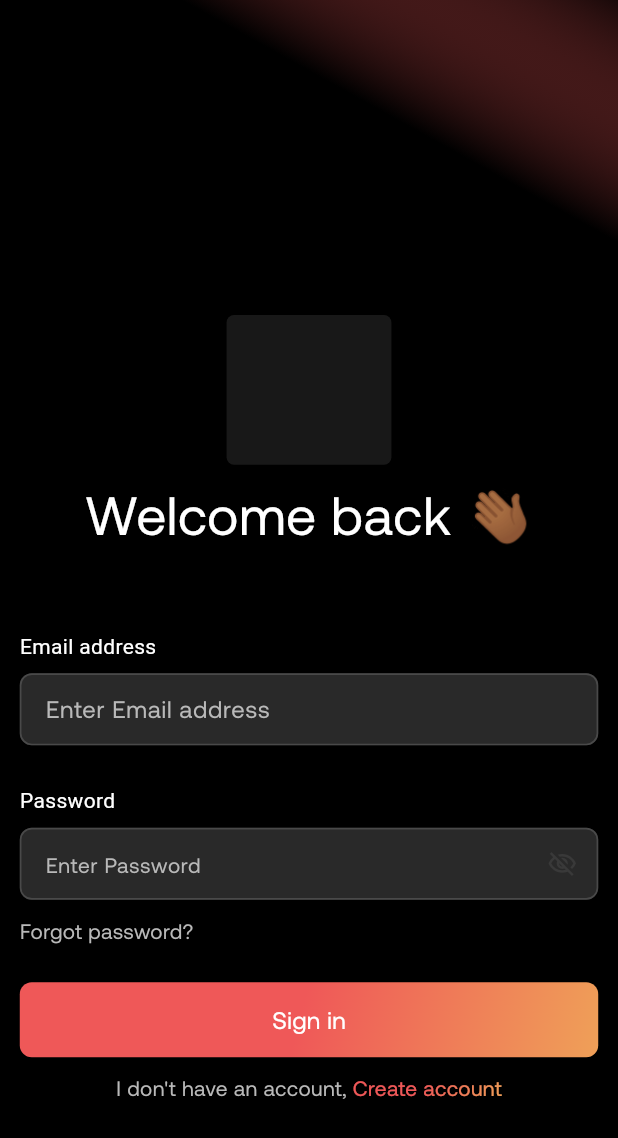
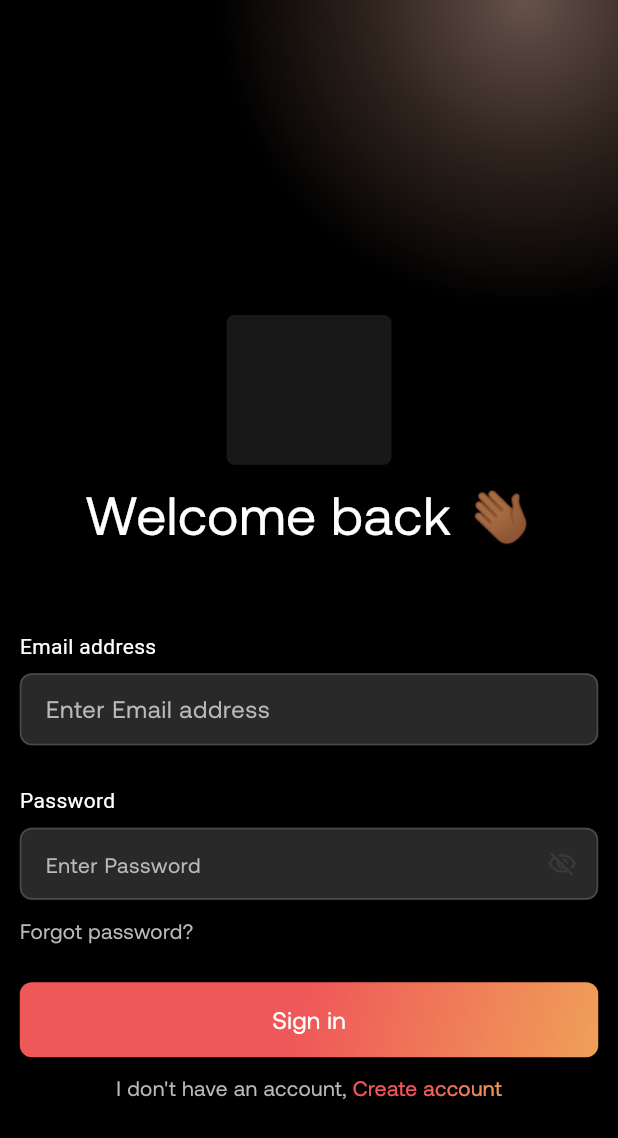
Before and after one commit to Scientist265/softWeb_interview, a Flutter app: the screen it shows after launch, on a phone screen of 412 x 824 dp. Shown: the top 1138 px of the screen. Run offline on Flutter 3.47's test engine with Material 3 defaults, Android fonts, the phone set to English and light mode, and no system bars; our stand-ins replace flutter_riverpod, flutter_screenutil, fluttertoast, google_fonts, hexcolor, pinput; missing offline and left inert: ficonsax.

Commit message:
Feat: Updated

```diff
--- a/lib/app/background_container.dart
+++ b/lib/app/background_container.dart
@@ -1,4 +1,5 @@
 import 'package:flutter/material.dart';
+import 'package:hexcolor/hexcolor.dart';
 import '../common/sizing.dart';
 import '../core/config/theme/colors.dart';
 
@@ -12,13 +13,15 @@ class BackgroundContainer extends StatelessWidget {
       height: height * 0.9,
       width: width,
       decoration: BoxDecoration(
-        gradient: LinearGradient(
-          begin: Alignment.topRight,
-          end: Alignment.center,
+        gradient: RadialGradient(
+          radius: 0.5,
+          center: const Alignment(.7, -1.0),
+          // begin: Alignment.topRight,
+          // end: Alignment.center,
           colors: [
-            AppColors.cardGradintColorTwo.withOpacity(0.1),
-            AppColors.black,
-            AppColors.black,
+            // AppColors.cardGradintColorTwo.withOpacity(0.1),
+            HexColor("#65524B"),
+            HexColor("#2F231D"),
             AppColors.cardGradintColorfour,
           ],
         ),
--- a/lib/view/auth/login_screen.dart
+++ b/lib/view/auth/login_screen.dart
@@ -10,6 +10,7 @@ import 'package:interview_one/common/password_textfield.dart';
 import 'package:interview_one/common/text_field.dart';
 import 'package:interview_one/core/utils/gradient_text.dart';
 import 'package:interview_one/view/auth/create_account_screen.dart';
+import 'package:interview_one/view/entrypoint/entry.dart';
 import '../../common/global_button.dart';
 import '../../core/config/theme/colors.dart';
 
@@ -92,7 +93,10 @@ class _LoginScreenState extends State<LoginScreen> {
                       ),
                     ),
                     20.ht,
-                    GlobalButton(onPressed: () {}, label: "Sign in"),
+                    GlobalButton(onPressed: () {
+                       Navigator.of(context)
+                                .pushNamed(EntryPoint.routeName);
+                    }, label: "Sign in"),
                     5.ht,
                     Row(
                       mainAxisAlignment: MainAxisAlignment.center,
--- a/lib/view/entrypoint/entry.dart
+++ b/lib/view/entrypoint/entry.dart
@@ -80,7 +80,10 @@ class EntryPoint extends ConsumerWidget {
                   gradient: buildGradient(),
                   shape: BoxShape.circle,
                 ),
-                child: const Icon(AppIcons.message),
+                child: Icon(
+                  AppIcons.message,
+                  color: AppColors.white,
+                ),
               ),
             ),
           ],
```
Also changed, not shown: lib/view/entrypoint/widgets/user_wallet_card.dart (+11 -18 lines).
